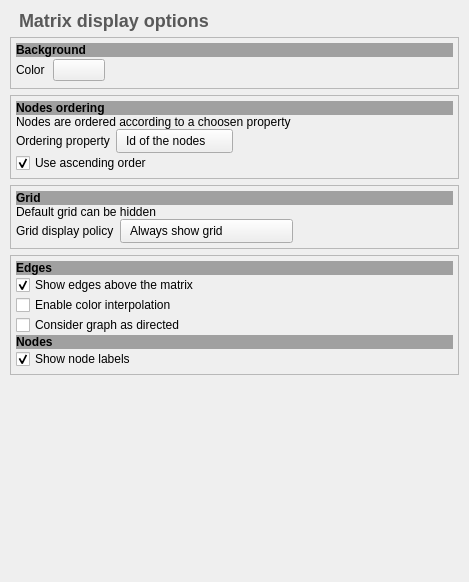
Qt form plugins/view/MatrixView/MatrixViewConfigurationWidget.ui (Tulip-Dev/tulip) before a commit.
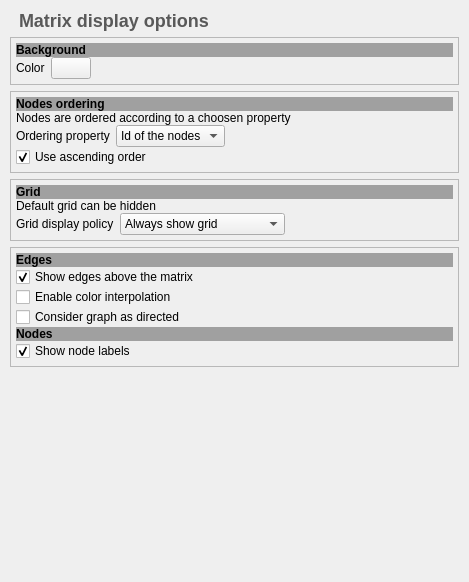
The same form after that commit. Icons and pictures are not drawn. Custom widgets are drawn as their Qt base class.

Commit message: plugins style sheets cleanup: use the perspective main window style sheet as much as possible

Diff of the .ui file:
```diff
--- a/plugins/view/MatrixView/MatrixViewConfigurationWidget.ui
+++ b/plugins/view/MatrixView/MatrixViewConfigurationWidget.ui
@@ -19,67 +19,6 @@
   <property name="windowTitle">
    <string>Options</string>
   </property>
-  <property name="styleSheet">
-   <string notr="true">QPushButton, QComboBox {
-border-image: url(:/tulip/gui/ui/btn_26.png) 4;
-border-width: 4;
-padding: 0px 6px;
-font-size: 12px;
-}
-QPushButton::flat {
-border-image: none;
-border-width: 4;
-padding: 0px 6px;
-font-size: 12px;
-background-color: transparent;
-}
-QPushButton, QComboBox, QLabel {
-color: black;
-}
-QPushButton:hover, QComboBox:hover {
-border-image: url(:/tulip/gui/ui/btn_26_hover.png) 4;
-}
-QPushButton:disabled, QComboBox::disabled {
-color:gray;
-}
-QPushButton:pressed{
-border-image: url(:/tulip/gui/ui/btn_26_pressed.png) 4;
-}
-QPushButton::menu-indicator{
-subcontrol-origin: margin;
-subcontrol-position: center right;
-right: 4px;
-}
-QPushButton {
-outline: none;
-margin: 2
-}
-QComboBox::down-arrow {
-image: url(:/tulip/gui/ui/combobox_arrow.png);
-}
-QComboBox:drop-down {
-subcontrol-origin: padding;
-subcontrol-position: top right;
-border-left-style: none; 
-border-top-right-radius: 1px;
-border-bottom-right-radius: 1px;
-}
-#scrollArea, #scrollAreaWidgetContents {
-background-color: white;
-border: 0px;
-}
-QScrollArea {
-border: 0px;
-}
-QFrame[ section=&quot;true&quot; ] {
-border-top: 1px solid #D9D9D9;
-padding-top: 20px;
-}
-QFrame[ subsection = &quot;true&quot; ] {
-border-top: 1px solid #D9D9D9;
-padding-top: 5px;
-}</string>
-  </property>
   <layout class="QVBoxLayout" name="verticalLayout">
    <property name="margin">
     <number>10</number>
```
The commit also changes 22 other files.
